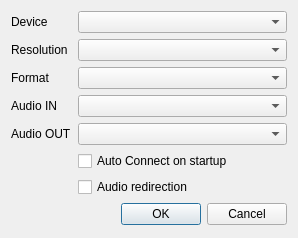
Above: Client/ui/device_setup_dialog.ui from ElluIFX/KVM-Card-Mini-PySide6 before the change. Below: the same form after it.
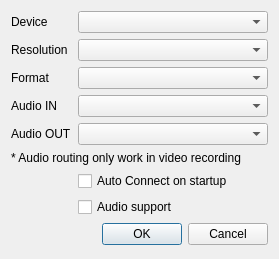
That is the form after the change.

Diff of the .ui file:
```diff
--- a/Client/ui/device_setup_dialog.ui
+++ b/Client/ui/device_setup_dialog.ui
@@ -9,8 +9,8 @@
    <rect>
     <x>0</x>
     <y>0</y>
-    <width>298</width>
-    <height>238</height>
+    <width>279</width>
+    <height>259</height>
    </rect>
   </property>
   <property name="maximumSize">
@@ -50,7 +50,7 @@
    <item row="3" column="1">
     <widget class="QComboBox" name="comboBox_2"/>
    </item>
-   <item row="9" column="1">
+   <item row="10" column="1">
     <widget class="QDialogButtonBox" name="buttonBox">
      <property name="orientation">
       <enum>Qt::Horizontal</enum>
@@ -70,10 +70,10 @@
    <item row="4" column="1">
     <widget class="QComboBox" name="comboBox_3"/>
    </item>
-   <item row="8" column="1">
+   <item row="9" column="1">
     <widget class="QCheckBox" name="checkBoxAudio">
      <property name="text">
-      <string>Audio redirection</string>
+      <string>Audio support</string>
      </property>
     </widget>
    </item>
@@ -98,7 +98,7 @@
      </property>
     </widget>
    </item>
-   <item row="7" column="1">
+   <item row="8" column="1">
     <widget class="QCheckBox" name="checkBoxAutoConnect">
      <property name="text">
       <string>Auto Connect on startup</string>
@@ -112,6 +112,13 @@
      </property>
     </widget>
    </item>
+   <item row="7" column="0" colspan="2">
+    <widget class="QLabel" name="label_7">
+     <property name="text">
+      <string>* Audio routing only work in video recording</string>
+     </property>
+    </widget>
+   </item>
   </layout>
  </widget>
  <resources/>
```
